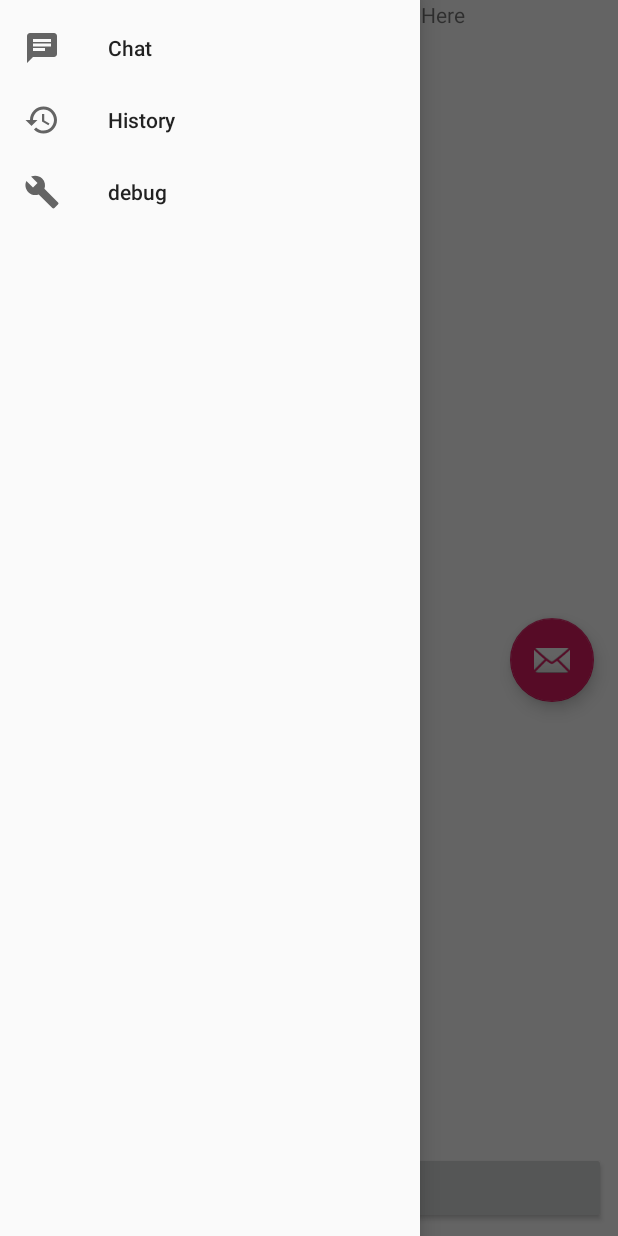
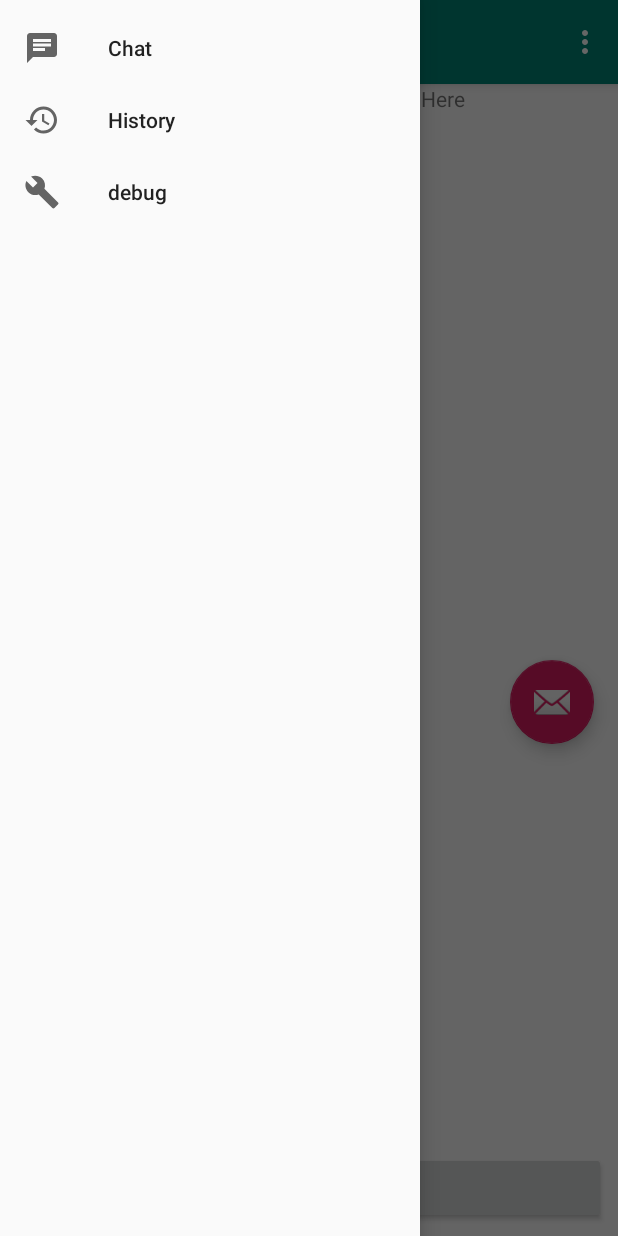
Before and after one commit to papunag209/android-final, an Android app: the screen it shows after launch (MainActivity), with the side drawer open, on a phone screen of 412 x 824 dp. Run offline under Robolectric (Android 15) with nearby library versions, the phone set to English and light mode, and no system bars.

Commit message:
implement dynamic changing of toolbar

```diff
--- a/P2PChat/app/src/main/java/com/example/p2pchat/MainActivity.java
+++ b/P2PChat/app/src/main/java/com/example/p2pchat/MainActivity.java
@@ -32,6 +32,7 @@ import android.util.Log;
 import android.view.View;
 
 import androidx.annotation.NonNull;
+import androidx.annotation.Nullable;
 import androidx.appcompat.app.AlertDialog;
 import androidx.core.app.ActivityCompat;
 import androidx.core.content.ContextCompat;
@@ -51,6 +52,7 @@ import androidx.lifecycle.LiveData;
 import androidx.lifecycle.MutableLiveData;
 import androidx.lifecycle.Observer;
 import androidx.navigation.NavController;
+import androidx.navigation.NavDestination;
 import androidx.navigation.Navigation;
 
 import android.view.Menu;
@@ -296,9 +298,9 @@ public class MainActivity extends AppCompatActivity
         wFilter.addAction(WifiP2pManager.WIFI_P2P_THIS_DEVICE_CHANGED_ACTION);
 
 
-        Toolbar toolbar = findViewById(R.id.toolbar);
+        final Toolbar toolbar = findViewById(R.id.toolbar);
         setSupportActionBar(toolbar);
-        toolbar.setVisibility(View.GONE);
+//        toolbar.setVisibility(View.GONE);
         FloatingActionButton fab = findViewById(R.id.fab);
         fab.setOnClickListener(new View.OnClickListener() {
             @Override
@@ -318,7 +320,17 @@ public class MainActivity extends AppCompatActivity
         toggle.syncState();
         navigationView.setNavigationItemSelectedListener(this);
         navController = Navigation.findNavController(this, R.id.navHostFragment);
-
+        navController.addOnDestinationChangedListener(new NavController.OnDestinationChangedListener() {
+            @Override
+            public void onDestinationChanged(@NonNull NavController controller, @NonNull NavDestination destination, @Nullable Bundle arguments) {
+                Log.d(TAG, "onDestinationChanged: " + destination.getId());
+                if(destination.getId() == R.id.chatFragment){
+                    toolbar.setVisibility(View.GONE);
+                } else {
+                    toolbar.setVisibility(View.VISIBLE);
+                }
+            }
+        });
     }
 
     private void discoverPeers() {
--- a/P2PChat/app/src/main/java/com/example/p2pchat/views/ChatFragment.java
+++ b/P2PChat/app/src/main/java/com/example/p2pchat/views/ChatFragment.java
@@ -76,6 +76,8 @@ public class ChatFragment extends Fragment {
         if(isHistoryMode){
             messageText.setVisibility(View.GONE);
             sendButton.setVisibility(View.GONE);
+        } else {
+            deleteButton.setVisibility(View.INVISIBLE);
         }
         return view;
     }
```
